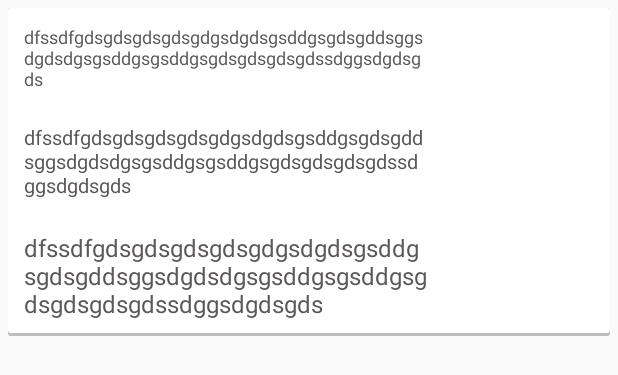
After one commit to BehnoudSh/PaymentBaseApp, an Android app: the layout item_goods.xml on its own in the app's theme, with its tools: preview values and no code run, on a phone screen of 412 x 824 dp. The commit adds this screen. Shown: the top 375 px of the screen. Run offline under Robolectric (Android 15) with nearby library versions, the phone set to English and light mode, and no system bars.

Commit message:
cat level 1 goods

```diff
--- /dev/null
+++ b/app/src/main/res/layout/item_goods.xml
@@ -0,0 +1,88 @@
+<?xml version="1.0" encoding="utf-8"?>
+<RelativeLayout xmlns:android="http://schemas.android.com/apk/res/android"
+    android:id="@+id/rl_item_categories_parent"
+    android:layout_width="match_parent"
+    android:layout_height="wrap_content"
+    android:layout_margin="5dp"
+    android:background="@drawable/bg_custom_elevation"
+    android:orientation="vertical">
+
+
+    <ImageView
+        android:id="@+id/iv_item_goods_img"
+        android:layout_width="100dp"
+        android:layout_height="170dp"
+        android:layout_alignParentRight="true"
+        android:layout_centerVertical="true"
+        android:layout_margin="5dp" />
+
+    <LinearLayout
+        android:layout_width="match_parent"
+        android:layout_height="wrap_content"
+        android:layout_centerVertical="true"
+        android:layout_toLeftOf="@id/iv_item_goods_img"
+        android:gravity="center_vertical"
+        android:orientation="vertical">
+
+        <TextView
+            android:id="@+id/tv_item_goods_persianName"
+            android:layout_width="match_parent"
+            android:layout_height="wrap_content"
+            android:layout_margin="5dp"
+
+            android:gravity="center_vertical"
+            android:padding="5dp"
+            android:text="dfssdfgdsgdsgdsgdsgdgsdgdsgsddgsgdsgddsggsdgdsdgsgsddgsgsddgsgdsgdsgdsgdssdggsdgdsgds"
+            android:textColor="@color/gray_dolphin"
+            android:textSize="12dp" />
+
+        <TextView
+            android:id="@+id/tv_item_goods_storeName"
+            android:layout_width="match_parent"
+            android:layout_height="wrap_content"
+            android:layout_margin="5dp"
+            android:gravity="center_vertical"
+
+            android:padding="5dp"
+            android:text="dfssdfgdsgdsgdsgdsgdgsdgdsgsddgsgdsgddsggsdgdsdgsgsddgsgsddgsgdsgdsgdsgdssdggsdgdsgds"
+
+            android:textColor="@color/gray_dolphin"
+            android:textSize="13dp" />
+
+        <TextView
+            android:id="@+id/tv_item_goods_price"
+            android:layout_width="match_parent"
+            android:layout_height="wrap_content"
+            android:layout_margin="5dp"
+            android:gravity="center_vertical"
+
+            android:padding="5dp"
+            android:text="dfssdfgdsgdsgdsgdsgdgsdgdsgsddgsgdsgddsggsdgdsdgsgsddgsgsddgsgdsgdsgdsgdssdggsdgdsgds"
+
+            android:textColor="@color/gray_dolphin"
+            android:textSize="16dp" />
+
+
+    </LinearLayout>
+
+
+    <!--<TextView-->
+    <!--android:id="@+id/tv_item_categories_title"-->
+    <!--android:layout_width="match_parent"-->
+    <!--android:layout_height="wrap_content"-->
+    <!--android:layout_alignParentBottom="true"-->
+    <!--android:layout_marginTop="10dp"-->
+    <!--android:gravity="center"-->
+    <!--android:text="testtesttest"-->
+    <!--android:textColor="@color/black" />-->
+
+    <!--<ImageView-->
+    <!--android:id="@+id/iv_item_categories_icon"-->
+    <!--android:layout_width="100dp"-->
+    <!--android:layout_height="100dp"-->
+    <!--android:layout_above="@id/tv_item_categories_title"-->
+    <!--android:padding="10dp"-->
+    <!--android:scaleType="fitCenter" />-->
+
+
+</RelativeLayout>
```
Also changed, not shown: app/src/main/java/ir/chichand/chichand/Activity/CatLevel2Activity.java (+10 -2 lines), app/src/main/java/ir/chichand/chichand/Adapters/CatLevel0PagerAdapter.java (+16 -13 lines), app/src/main/java/ir/chichand/chichand/Adapters/GoodsAdapter.java (+13 -23 lines), app/src/main/res/layout/activity_splash.xml (+19 -0 lines), app/src/main/res/values/colors.xml (+9 -0 lines).
